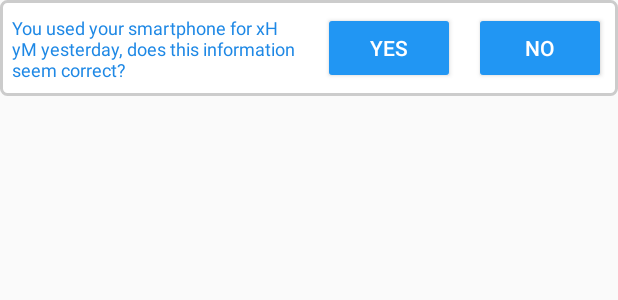
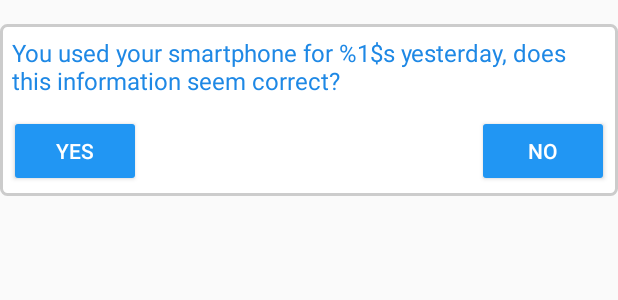
Before and after one commit to akuvisur/AndroidAtWork, an Android app built with Jetpack Compose: the layout data_verification_layout.xml on its own in the app's theme, with its tools: preview values and no code run, on a phone screen of 412 x 824 dp. Shown: the top 300 px of the screen. Run offline under Robolectric (Android 15) with nearby library versions, the phone set to English and light mode, and no system bars.

Commit message:
Reintroduced service behaviour (bad merge) to set up and read usage variables on time for INT2 and INT1 service.
Included data verification element to UI and firebase.

```diff
--- a/app/src/main/java/com/example/screenloggerdialogtest/Utils.kt
+++ b/app/src/main/java/com/example/screenloggerdialogtest/Utils.kt
@@ -332,7 +332,7 @@ class UnlockDialog {
             return // Exit the function if context is null
         }
 
-        val lastShown = getStudyVariable(c, STUDY_DIALOG_LASTSHOWN_TIMESTAMP, 0)
+        val lastShown = getStudyVariable(c, STUDY_DIALOG_LASTSHOWN_TIMESTAMP, 0L)
         // Get the current time in milliseconds
         val currentTime = System.currentTimeMillis()
         // Define ten minutes in milliseconds
--- a/app/src/main/res/layout/data_verification_layout.xml
+++ b/app/src/main/res/layout/data_verification_layout.xml
@@ -5,46 +5,48 @@
     android:layout_height="wrap_content"
     android:background="@drawable/linear_layout_background"
     android:id="@+id/data_verification_layout"
-    android:padding="8dp">
+    android:padding="4dp"
+    android:layout_marginTop="16dp">
 
     <!-- TextView for Usage Information -->
     <TextView
         android:id="@+id/usageInfoText"
         android:layout_width="0dp"
         android:layout_height="wrap_content"
-        android:text="You used your smartphone for xH yM yesterday, does this information seem correct?"
-        android:textSize="12sp"
+        android:text="@string/usage_info_text"
+        android:textSize="16sp"
         android:textColor="@color/blue_600"
         app:layout_constraintStart_toStartOf="parent"
+        app:layout_constraintEnd_toEndOf="parent"
         app:layout_constraintTop_toTopOf="parent"
-        app:layout_constraintBottom_toBottomOf="parent"
-        app:layout_constraintWidth_percent="0.50" />
+        android:padding="4dp"
+        app:layout_constraintBottom_toTopOf="@id/dataVerificationPositiveButton"
+        android:layout_marginBottom="8dp"/>
 
     <!-- Button for Yes -->
     <Button
-        android:id="@+id/yesButton"
+        android:id="@+id/dataVerificationPositiveButton"
         android:layout_width="wrap_content"
         android:layout_height="wrap_content"
         android:text="Yes"
         android:textColor="@android:color/white"
         android:backgroundTint="@color/blue_500"
-        android:padding="4dp"
-        app:layout_constraintTop_toTopOf="parent"
+        android:padding="2dp"
+        app:layout_constraintStart_toStartOf="parent"
         app:layout_constraintBottom_toBottomOf="parent"
-        app:layout_constraintStart_toEndOf="@id/usageInfoText"
-        app:layout_constraintEnd_toStartOf="@id/noButton"
-        android:layout_marginEnd="4dp" />
+        android:layout_margin="2dp" />
 
     <!-- Button for No -->
     <Button
-        android:id="@+id/noButton"
+        android:id="@+id/dataVerificationNegativeButton"
         android:layout_width="wrap_content"
         android:layout_height="wrap_content"
         android:text="No"
         android:textColor="@android:color/white"
         android:backgroundTint="@color/blue_500"
-        android:padding="4dp"
-        app:layout_constraintTop_toTopOf="parent"
+        android:padding="2dp"
+        app:layout_constraintEnd_toEndOf="parent"
         app:layout_constraintBottom_toBottomOf="parent"
-        app:layout_constraintEnd_toEndOf="parent" />
+        android:layout_margin="2dp"/>
+
 </androidx.constraintlayout.widget.ConstraintLayout>
--- a/app/src/main/res/layout/intervention1_layout.xml
+++ b/app/src/main/res/layout/intervention1_layout.xml
@@ -6,7 +6,8 @@
     android:orientation="vertical"
     android:gravity="center"
     android:padding="16dp"
-    android:background="@color/blue_50">
+    android:background="@color/blue_50"
+    android:id="@+id/intervention1_layout">
 
     <TextView
         android:id="@+id/currentPhaseText"
--- a/app/src/main/res/layout/intervention2_layout.xml
+++ b/app/src/main/res/layout/intervention2_layout.xml
@@ -6,7 +6,8 @@
     android:orientation="vertical"
     android:gravity="center"
     android:padding="16dp"
-    android:background="@color/deep_purple_50">
+    android:background="@color/deep_purple_50"
+    android:id="@+id/intervention2_layout">
 
     <TextView
         android:id="@+id/currentPhaseText"
--- a/app/src/main/res/values/strings.xml
+++ b/app/src/main/res/values/strings.xml
@@ -71,6 +71,10 @@
         Finally, you will receive the Prolific study completion code, if you require one.
     </string>
 
+    # data verification
+    <string name="usage_info_text">You used your smartphone for %1$s yesterday, does this information seem correct?</string>
+
+
     # addiction scales info
     <string name="addiction_scales_text">
         Step 3: Please answer the following two questionnaires related to identifying and measuring smartphone addiction.
```
Also changed, not shown: app/src/main/java/com/example/screenloggerdialogtest/BaselineService.kt (+8 -9 lines), app/src/main/java/com/example/screenloggerdialogtest/FirebaseUtils.kt (+33 -0 lines), app/src/main/java/com/example/screenloggerdialogtest/INT1Service.kt (+65 -7 lines), app/src/main/java/com/example/screenloggerdialogtest/INT2Service.kt (+49 -20 lines), app/src/main/java/com/example/screenloggerdialogtest/MainActivity.kt (+88 -7 lines).
